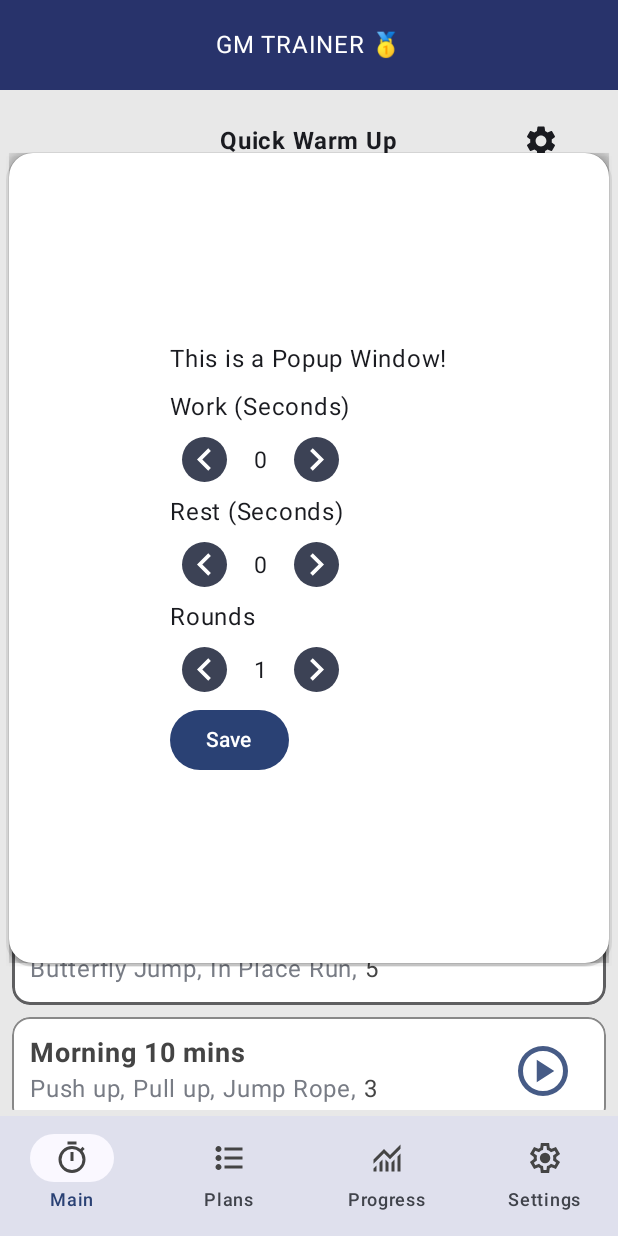
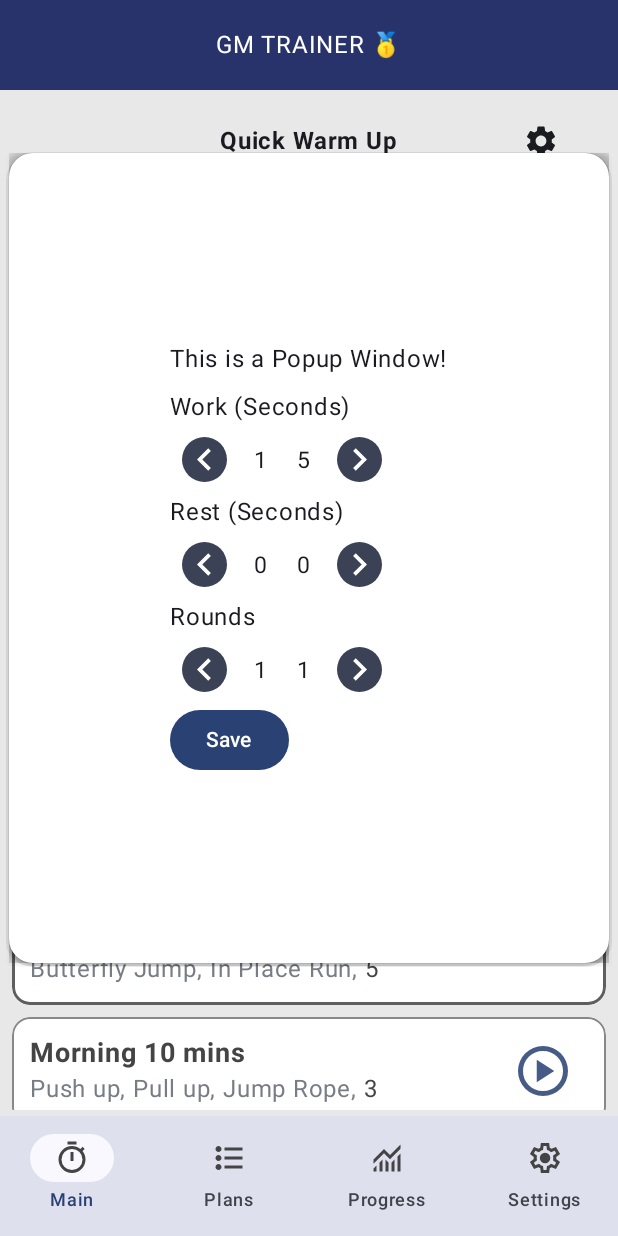
Before and after one commit to mike964/circuit-trainer-jetpack, an Android app built with Jetpack Compose: the screen it shows after launch (MainActivity), after a tap on "Settings", on a phone screen of 412 x 824 dp. Run offline under Robolectric (Android 15) with nearby library versions, the light colour scheme and no system bars; our stand-ins replace Room's generated code; libraries missing offline, so code that uses them is left out: coil.decode; pictures from the network do not load; 1 statement that could not run was skipped.

Commit message:
workttime update added in viewmodel

```diff
--- a/app/src/main/java/com/example/gmwrokouttimer/components/HorNumberPicker.kt
+++ b/app/src/main/java/com/example/gmwrokouttimer/components/HorNumberPicker.kt
@@ -39,6 +39,7 @@ fun HorizontalNumberPicker(
     min: Int = 0,
     max: Int = 10,
     default: Int = min,
+    displayNumber: Int? = null ,
     onValueChange: (Int) -> Unit = {}
 ) {
     val number = remember { mutableIntStateOf(default) }
@@ -53,8 +54,16 @@ fun HorizontalNumberPicker(
                 onValueChange(number.intValue)
             }
         )
+
         Text(
-            text = number.intValue.toString(),
+            text =   number.intValue.toString(),
+            fontSize = (height.value / 2).sp,
+            modifier = Modifier.padding(10.dp)
+                .height(IntrinsicSize.Max)
+                .align(CenterVertically)
+        )
+        Text(
+            text = displayNumber?.toString() ?: number.intValue.toString(),
             fontSize = (height.value / 2).sp,
             modifier = Modifier.padding(10.dp)
                 .height(IntrinsicSize.Max)
--- a/app/src/main/java/com/example/gmwrokouttimer/presentation/MainScreen.kt
+++ b/app/src/main/java/com/example/gmwrokouttimer/presentation/MainScreen.kt
@@ -41,7 +41,6 @@ import com.example.gmwrokouttimer.components.CircularProgressBar
 import com.example.gmwrokouttimer.components.CircularTimer
 import com.example.gmwrokouttimer.components.HorizontalNumberPicker
 import com.example.gmwrokouttimer.components.LocalGifExample
-import kotlin.concurrent.timer
 
 @Composable
 fun MainScreen(viewModel: AppViewModel, navController: NavHostController) {
@@ -86,20 +85,25 @@ fun MainScreen(viewModel: AppViewModel, navController: NavHostController) {
                             color = Color.White,
                             shape = RoundedCornerShape(16.dp)
                         ),
-                    contentAlignment =  Alignment.Center
+                    contentAlignment = Alignment.Center
                 ) {
                     Column {
                         Text("This is a Popup Window!")
                         Spacer(modifier = Modifier.height(8.dp))
-                        Text("Work (Seconds)" )
+                        Text("Work (Seconds)")
+                        HorizontalNumberPicker(
+                            default = 1,
+                            displayNumber = timerState.workTimeSeconds  ,
+                            min = 2, max = 20,
+                            height = 30.dp
+                        ) {
+                            countdownVm.updateWorkTime(it )
+                        }
+                        Text("Rest (Seconds)")
                         HorizontalNumberPicker(height = 30.dp) {
 
                         }
-                        Text("Rest (Seconds)" )
-                        HorizontalNumberPicker(height = 30.dp) {
-
-                        }
-                        Text("Rounds" )
+                        Text("Rounds")
                         HorizontalNumberPicker(default = timerState.initRounds, height = 30.dp) {
                             countdownVm.updateInitRounds(it)
                         }
@@ -182,7 +186,11 @@ fun MainScreen(viewModel: AppViewModel, navController: NavHostController) {
                     number = null,
                     radius = 56.dp
                 )
-                CircularTimer(1 - (timeRemaining.toFloat() / 10000), timeRemaining, timerState.workTimeSeconds)
+                CircularTimer(
+                    1 - (timeRemaining.toFloat() / 10000),
+                    timeRemaining,
+                    timerState.workTimeSeconds
+                )
                 Text(timeRemaining.toString())
             }
         }
```
Also changed, not shown: app/src/main/java/com/example/gmwrokouttimer/presentation/CountdownViewModel.kt (+8 -13 lines), app/src/main/java/com/example/gmwrokouttimer/presentation/SettingsPopup.kt (added, +70 -0 lines).
